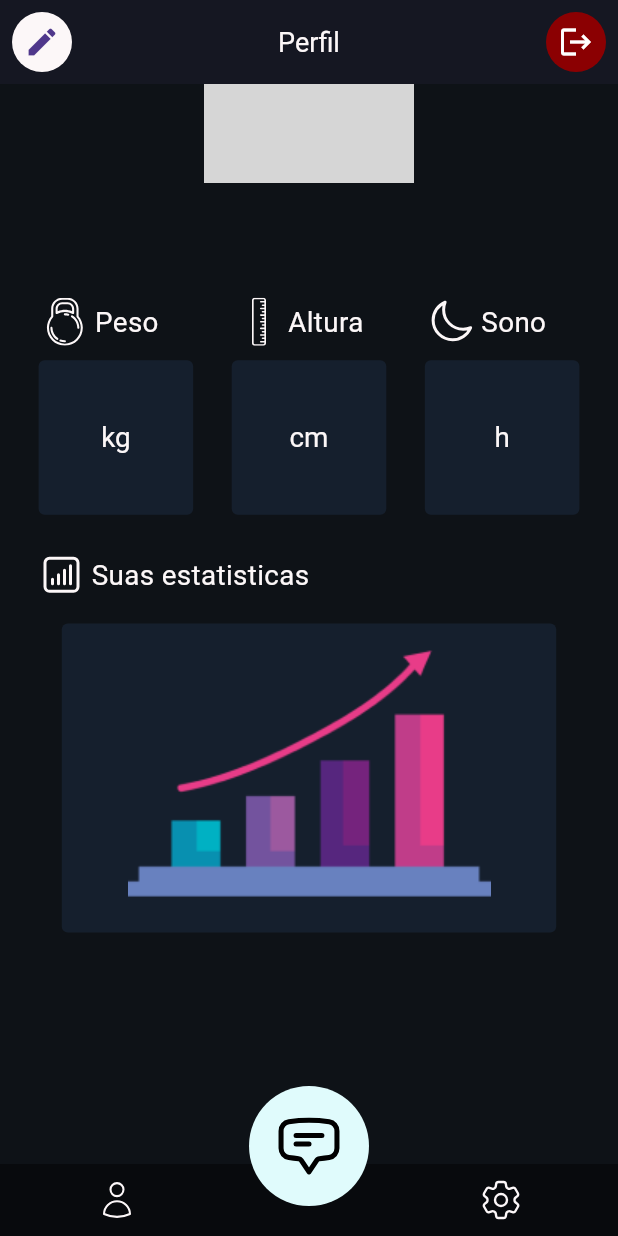
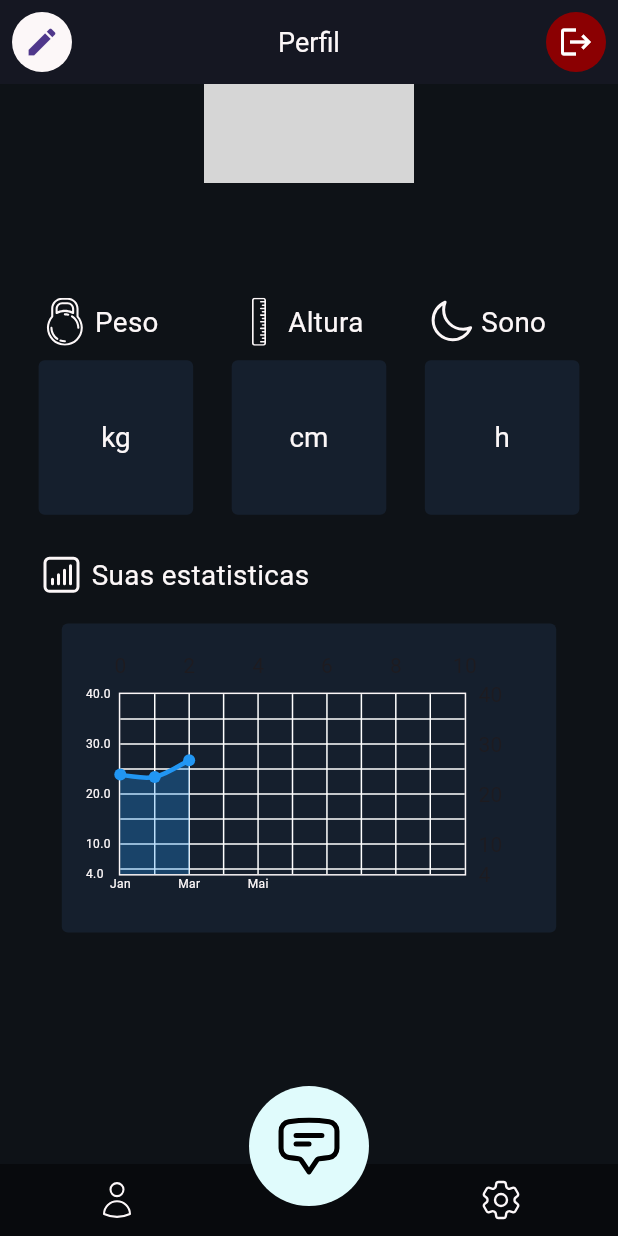
Before and after one commit to lryanborges/MyWB, a Flutter app: the Profile screen opened by its route, scrolled down 104 dp, after a tap on the "edit" icon, on a phone screen of 412 x 824 dp. Run offline on Flutter 3.47's test engine with Material 3 defaults, Android fonts, the light colour scheme and no system bars; drawn by our look-alikes of fl_chart; our stand-ins replace cloud_firestore, firebase_auth, firebase_core, firebase_storage, flutter_image_compress, flutter_svg and 3 more; accounts and stored records are empty; network calls fail; grey boxes are pictures that could not be loaded.

Commit message:
add: grafico de imc

```diff
--- a/lib/controllers/profile_controller.dart
+++ b/lib/controllers/profile_controller.dart
@@ -202,6 +202,10 @@ class ProfileController extends GetxController{
     return null;
   }
 
+  double calcularIMC(double peso, double altura) {
+    return peso / (altura * altura);
+  }
+
   void toggleEditing() {
     isEditing.value = !isEditing.value;
   }
--- a/lib/pages/profile.dart
+++ b/lib/pages/profile.dart
@@ -4,6 +4,7 @@ import 'package:get/get.dart';
 import 'package:my_wb/constants/colors.dart';
 import 'package:my_wb/controllers/profile_controller.dart';
 import 'package:my_wb/widgets/bottom_navbar.dart';
+import 'package:my_wb/widgets/imc_chart.dart';
 
 class Profile extends StatelessWidget {
   const Profile({super.key});
@@ -13,6 +14,12 @@ class Profile extends StatelessWidget {
     final controller = Get.put(ProfileController());
     final double screenWidth = MediaQuery.of(context).size.width;
     final double screenHeight = MediaQuery.of(context).size.height;
+
+    List<double> imcData = [
+      controller.calcularIMC(70.0, 1.71),
+      controller.calcularIMC(68.5, 1.71),
+      controller.calcularIMC(78.3, 1.71)
+    ];
 
     return Scaffold(
       backgroundColor: tdBG,
@@ -76,7 +83,7 @@ class Profile extends StatelessWidget {
                 ],
               ),
               const SizedBox(height: 24,),
-              _buildImageContainer('Suas estatisticas', 'assets/images/graph.png',screenWidth, screenHeight, 'statistics'),
+              _buildImageContainer('Suas estatisticas',screenWidth, screenHeight, imcData),
             ],
           ),
         ),
@@ -159,7 +166,7 @@ class Profile extends StatelessWidget {
 }
 
 
-  Widget _buildImageContainer(String label, String imagePath, double screenWidth, double screenHeight, String svgName) {
+  Widget _buildImageContainer(String label, double screenWidth, double screenHeight, List<double> imcData) {
     return Column(
       crossAxisAlignment: CrossAxisAlignment.center,
       children: [
@@ -167,7 +174,7 @@ class Profile extends StatelessWidget {
           children: [
             const SizedBox(width: 25.0),
             SvgPicture.asset(
-              'assets/icons/${svgName}.svg',
+              'assets/icons/statistics.svg',
               width: 32,
               height: 32,
               color: tdWhite,
@@ -183,11 +190,8 @@ class Profile extends StatelessWidget {
           decoration: BoxDecoration(
             color: tdContainer,
             borderRadius: BorderRadius.circular(4),
-            image: DecorationImage(
-              image: AssetImage(imagePath),
-              fit: BoxFit.none,
-            ),
           ),
+          child: IMCChart(imcData: imcData),
         ),
       ],
     );
--- /dev/null
+++ b/lib/widgets/imc_chart.dart
@@ -0,0 +1,109 @@
+import 'package:fl_chart/fl_chart.dart';
+import 'package:flutter/material.dart';
+import 'package:my_wb/constants/colors.dart';
+
+class IMCChart extends StatelessWidget {
+  final List<double> imcData;
+
+  const IMCChart({super.key, required this.imcData});
+
+  @override
+  Widget build(BuildContext context) {
+    return Padding(
+      padding: const EdgeInsets.all(16),
+      child: LineChart(
+        LineChartData(
+          gridData: FlGridData(
+            show: true,
+            drawVerticalLine: true,
+            drawHorizontalLine: true,
+            verticalInterval: 1,
+            horizontalInterval: 5,
+            getDrawingVerticalLine: (value) => const FlLine(
+              color: Colors.white,
+              strokeWidth: 1,
+            ),
+            getDrawingHorizontalLine: (value) => const FlLine(
+              color: Colors.white,
+              strokeWidth: 1
+            ),
+          ),
+          titlesData: FlTitlesData(
+            bottomTitles: AxisTitles(
+              sideTitles: SideTitles(
+                showTitles: true,
+                getTitlesWidget: (value, meta) {
+                   switch (value.toInt()) {
+                    case 0:
+                      return const Text(
+                        'Jan',
+                        style: TextStyle(color: tdFontColor, fontSize: 8),
+                      );
+                    case 1:
+                      return const Text(
+                        'Fev',
+                        style: TextStyle(color: tdFontColor, fontSize: 8),
+                      );
+                    case 2:
+                      return const Text(
+                        'Mar',
+                        style: TextStyle(color: tdFontColor, fontSize: 8),
+                      );
+                    case 3:
+                      return const Text(
+                        'Abr',
+                        style: TextStyle(color: tdFontColor, fontSize: 8),
+                      );
+                    case 4:
+                      return const Text(
+                        'Mai',
+                        style: TextStyle(color: tdFontColor, fontSize: 8),
+                      );
+                    default:
+                      return const Text('');
+                  }
+                }
+              ),
+            ),
+            leftTitles: AxisTitles(
+              sideTitles: SideTitles(
+                showTitles: true,
+                getTitlesWidget: (value, meta) {
+                  return Text(
+                    value.toString(),
+                    style: const TextStyle(color: tdWhite, fontSize: 8),
+                  );
+                }
+              )
+            ),
+          ),
+          borderData: FlBorderData(
+            show: true,
+            border: Border.all(
+              color: tdWhite,
+              width: 1
+            )
+          ),
+          minX: 0,
+          minY: 4,
+          maxX: 10,
+          maxY: 40,
+          lineBarsData: [
+            LineChartBarData(
+              spots: imcData.asMap().entries.map((e) {
+                return FlSpot(e.key.toDouble(), e.value);
+              }).toList(),
+              isCurved: true,
+              barWidth: 3,
+              color: Colors.blue,
+              belowBarData: BarAreaData(
+                show: true,
+                color: Colors.blue.withOpacity(0.3)
+              ),
+            ),
+          ],
+        )
+      ),
+    );
+  }
+}
--- a/pubspec.yaml
+++ b/pubspec.yaml
@@ -45,6 +45,7 @@ dependencies:
   flutter_image_compress: ^2.3.0
   path_provider: ^2.1.4
   speech_to_text: ^7.0.0
+  fl_chart: ^0.69.0
 
 dev_dependencies:
   flutter_test:
```
Also changed, not shown: pubspec.lock.
